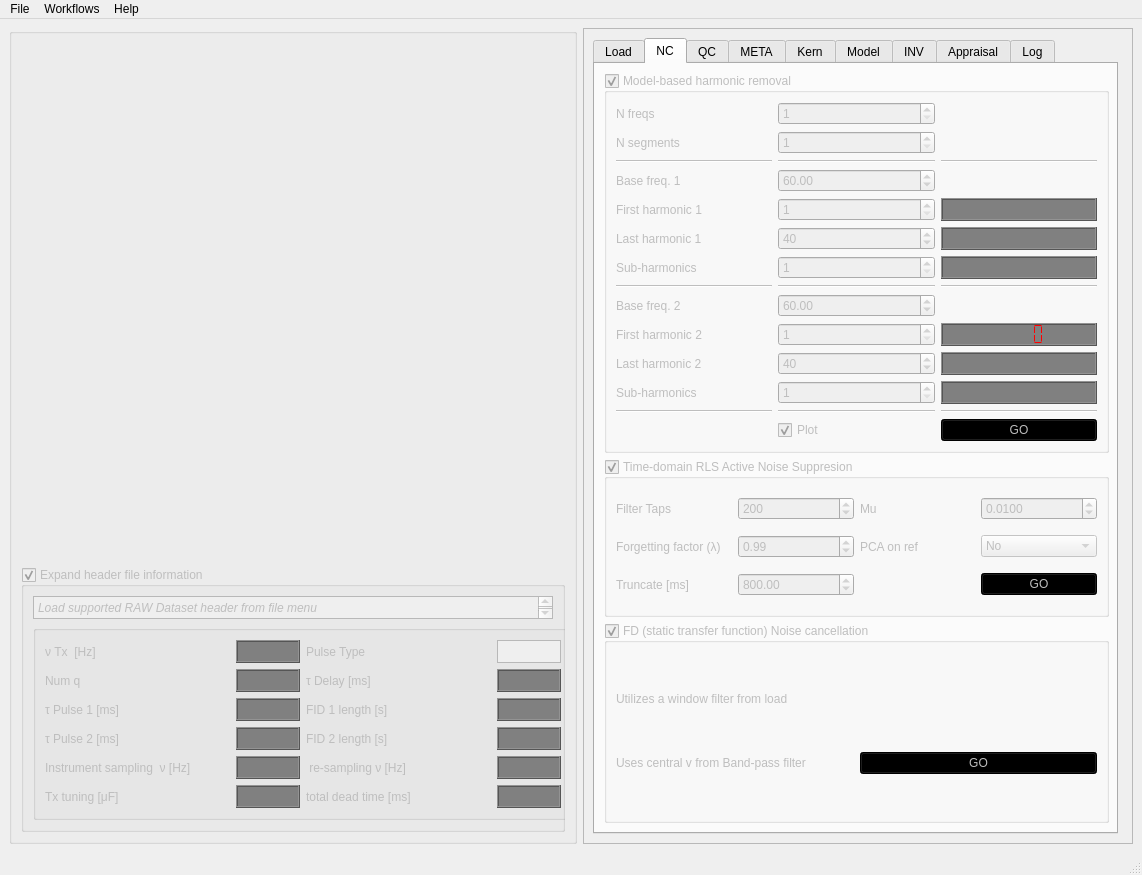
Qt form akvo/gui/main.ui (LemmaSoftware/akvo) before a commit.
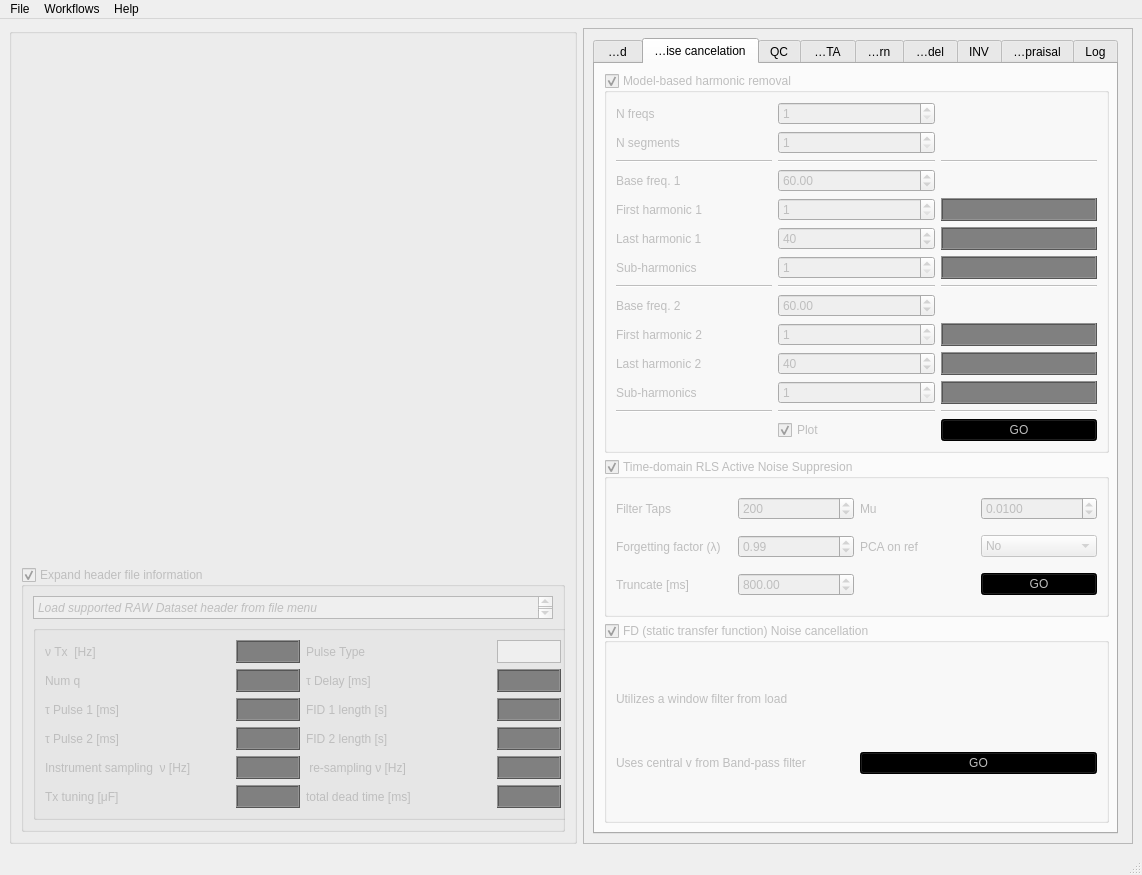
The same form after that commit. The open tabs and pages were chosen to show the change. Custom widgets are drawn as their Qt base class.

Commit message: Version bump. Yaml changed from pyyaml to ruamel.yaml. This allows for improved mixed flow styles that are more human readable.

The edit to the form file:
```diff
--- a/akvo/gui/main.ui
+++ b/akvo/gui/main.ui
@@ -979,7 +979,7 @@
           </widget>
           <widget class="QWidget" name="NCTab">
            <attribute name="title">
-            <string>NC</string>
+            <string>Noise cancelation</string>
            </attribute>
            <attribute name="toolTip">
             <string>&lt;html&gt;&lt;head/&gt;&lt;body&gt;&lt;p&gt;This tab contains noise cancellation algorithms. The frequency-domain algorithm is often less effective than the time domain approach. We often discourage using the frequency domain algorithm. &lt;/p&gt;&lt;/body&gt;&lt;/html&gt;</string>
@@ -1182,7 +1182,7 @@
 }
 
 #lcdH1F2:disabled {
-color: red;
+color: grey;
 background: dark grey;
 }</string>
                  </property>
```
The commit also changes 2 other files.
